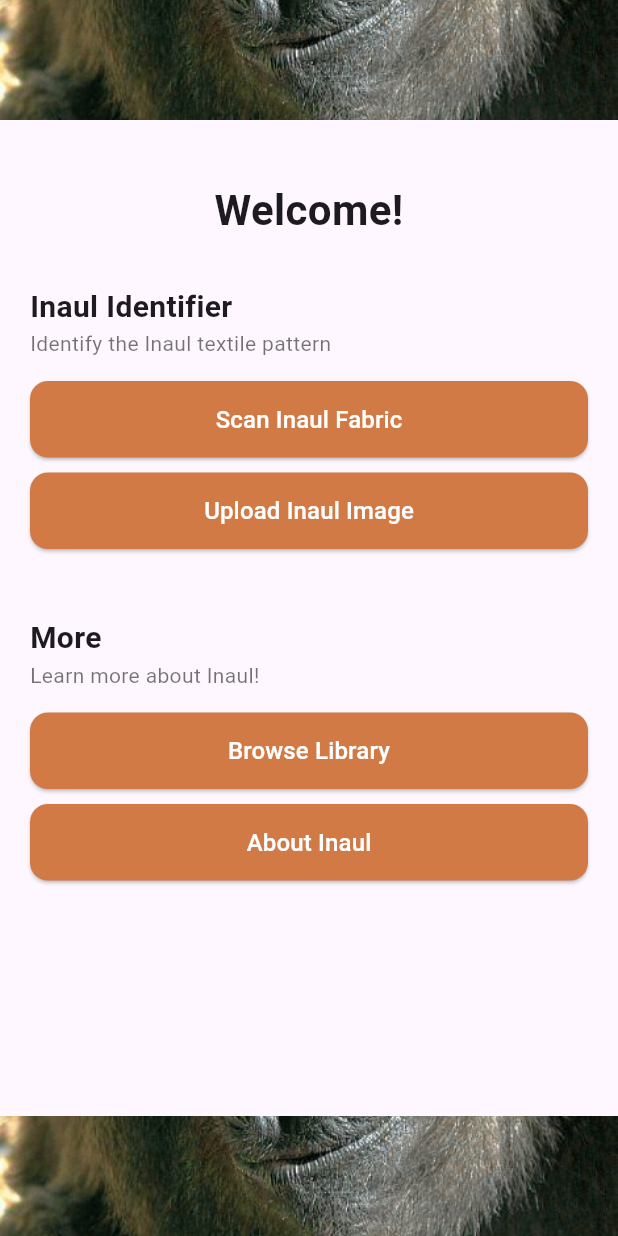
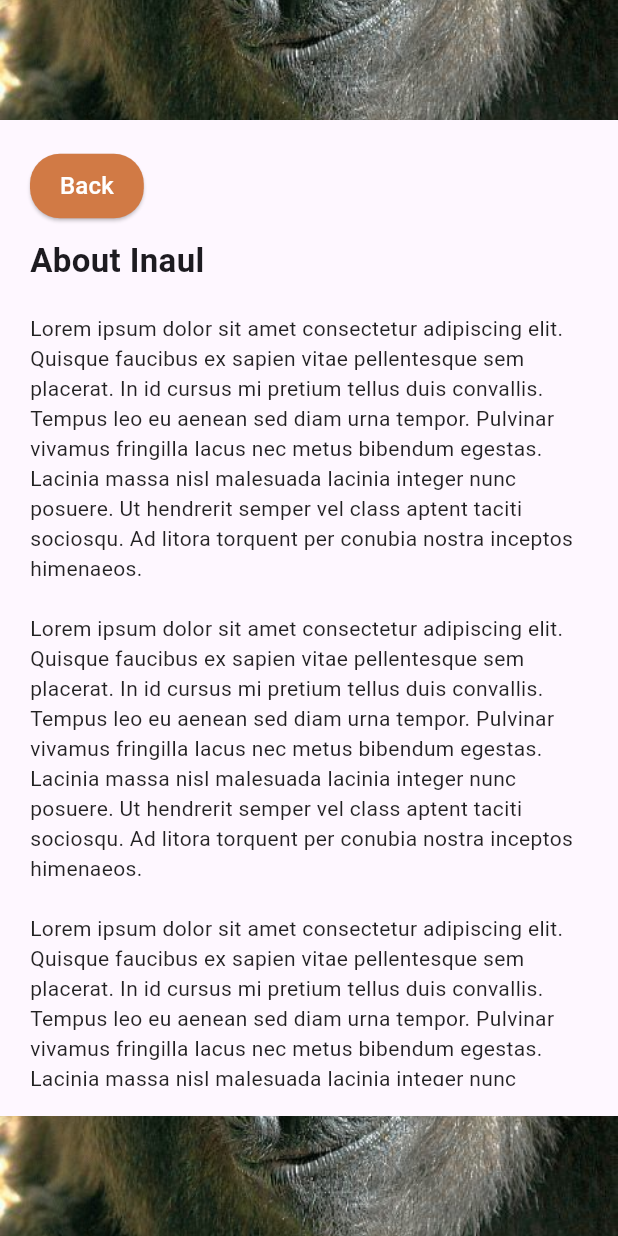
Before and after one commit to krlgarcia/inawl-app, a Flutter app: the screen it shows after launch, after a tap on "About Inaul", on a phone screen of 412 x 824 dp. Run offline on Flutter 3.47's test engine with Material 3 defaults, Android fonts, the phone set to English and light mode, and no system bars.

Commit message:
Added about_screen

```diff
--- /dev/null
+++ b/lib/screens/about_screen.dart
@@ -0,0 +1,93 @@
+import 'package:flutter/material.dart';
+import 'package:inawl_app/widgets/back_button.dart' as custom;
+
+class AboutScreen extends StatelessWidget {
+  const AboutScreen({super.key});
+
+  @override
+  Widget build(BuildContext context) {
+    return Scaffold(
+      body: Column(
+        children: [
+          // Top patterned banner
+          ClipRRect(
+            child: Image.asset(
+              'assets/images/gorilla.jpg',
+              fit: BoxFit.cover,
+              width: double.infinity,
+              height: 80,
+            ),
+          ),
+
+          // Content
+          Expanded(
+            child: Padding(
+              padding: const EdgeInsets.all(20.0),
+              child: Column(
+                crossAxisAlignment: CrossAxisAlignment.start,
+                children: [
+                  // Back button
+                  const custom.BackButtonWidget(),
+
+                  const SizedBox(height: 10),
+                  const Text(
+                    'About Inaul',
+                    style: TextStyle(
+                      fontSize: 22,
+                      fontWeight: FontWeight.bold,
+                    ),
+                  ),
+                  const SizedBox(height: 20),
+
+                  // Scrollable text content
+                  const Expanded(
+                    child: SingleChildScrollView(
+                      child: Column(
+                        children: [
+                          Text(
+                            'Lorem ipsum dolor sit amet consectetur adipiscing elit. '
+                            'Quisque faucibus ex sapien vitae pellentesque sem placerat. '
+                            'In id cursus mi pretium tellus duis convallis. Tempus leo eu aenean sed diam urna tempor. '
+                            'Pulvinar vivamus fringilla lacus nec metus bibendum egestas. '
+                            'Lacinia massa nisl malesuada lacinia integer nunc posuere. '
+                            'Ut hendrerit semper vel class aptent taciti sociosqu. '
+                            'Ad litora torquent per conubia nostra inceptos himenaeos.\n\n'
+                            'Lorem ipsum dolor sit amet consectetur adipiscing elit. '
+                            'Quisque faucibus ex sapien vitae pellentesque sem placerat. '
+                            'In id cursus mi pretium tellus duis convallis. Tempus leo eu aenean sed diam urna tempor. '
+                            'Pulvinar vivamus fringilla lacus nec metus bibendum egestas. '
+                            'Lacinia massa nisl malesuada lacinia integer nunc posuere. '
+                            'Ut hendrerit semper vel class aptent taciti sociosqu. '
+                            'Ad litora torquent per conubia nostra inceptos himenaeos.\n\n'
+                            'Lorem ipsum dolor sit amet consectetur adipiscing elit. '
+                            'Quisque faucibus ex sapien vitae pellentesque sem placerat. '
+                            'In id cursus mi pretium tellus duis convallis. Tempus leo eu aenean sed diam urna tempor. '
+                            'Pulvinar vivamus fringilla lacus nec metus bibendum egestas. '
+                            'Lacinia massa nisl malesuada lacinia integer nunc posuere. '
+                            'Ut hendrerit semper vel class aptent taciti sociosqu. '
+                            'Ad litora torquent per conubia nostra inceptos himenaeos.',
+                            style: TextStyle(color: Colors.black87),
+                          ),
+                        ],
+                      ),
+                    ),
+                  ),
+                ],
+              ),
+            ),
+          ),
+
+          // Bottom patterned banner
+          ClipRRect(
+            child: Image.asset(
+              'assets/images/gorilla.jpg',
+              fit: BoxFit.cover,
+              width: double.infinity,
+              height: 80,
+            ),
+          ),
+        ],
+      ),
+    );
+  }
+}
--- a/lib/screens/home_screen.dart
+++ b/lib/screens/home_screen.dart
@@ -1,5 +1,6 @@
 import 'package:flutter/material.dart';
 import 'package:inawl_app/screens/library_screen.dart';
+import 'package:inawl_app/screens/about_screen.dart';
 
 class HomeScreen extends StatelessWidget {
   const HomeScreen({super.key});
@@ -97,7 +98,12 @@ class HomeScreen extends StatelessWidget {
 
                     const SizedBox(height: 10),
 
-                    _buildButton('About Inaul'),
+                    _buildButton('About Inaul', () {
+                      Navigator.push(
+                        context,
+                        MaterialPageRoute(builder: (context) => const AboutScreen()),
+                      );
+                    }),
                   ],
                 ),
               ),
```
